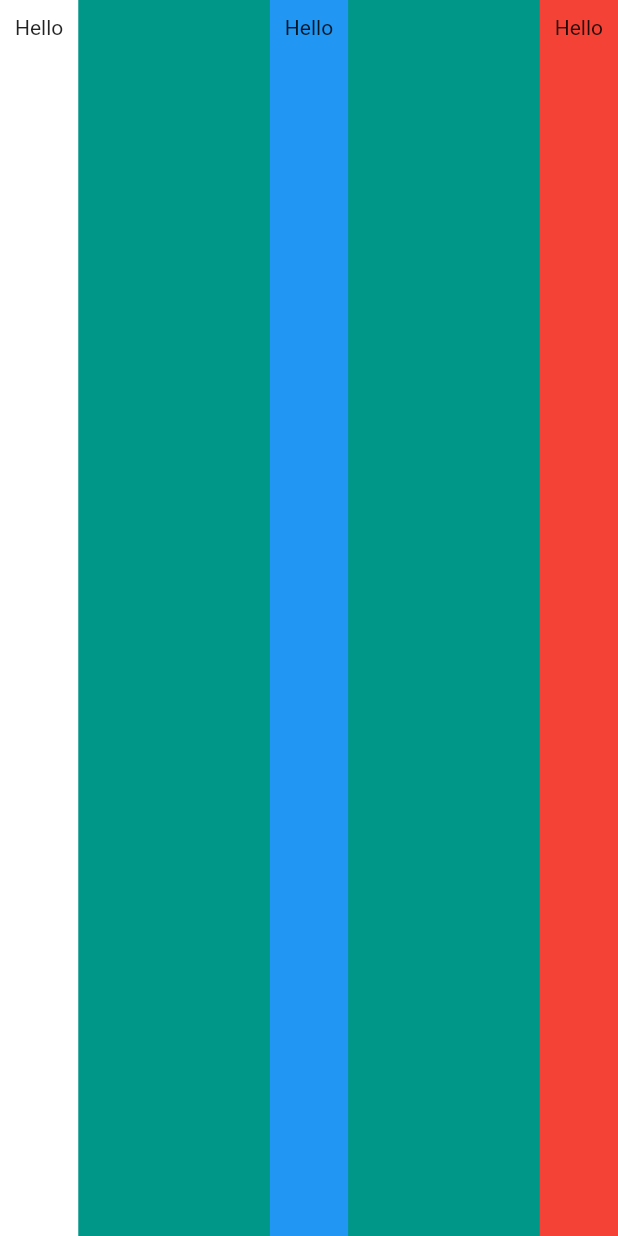
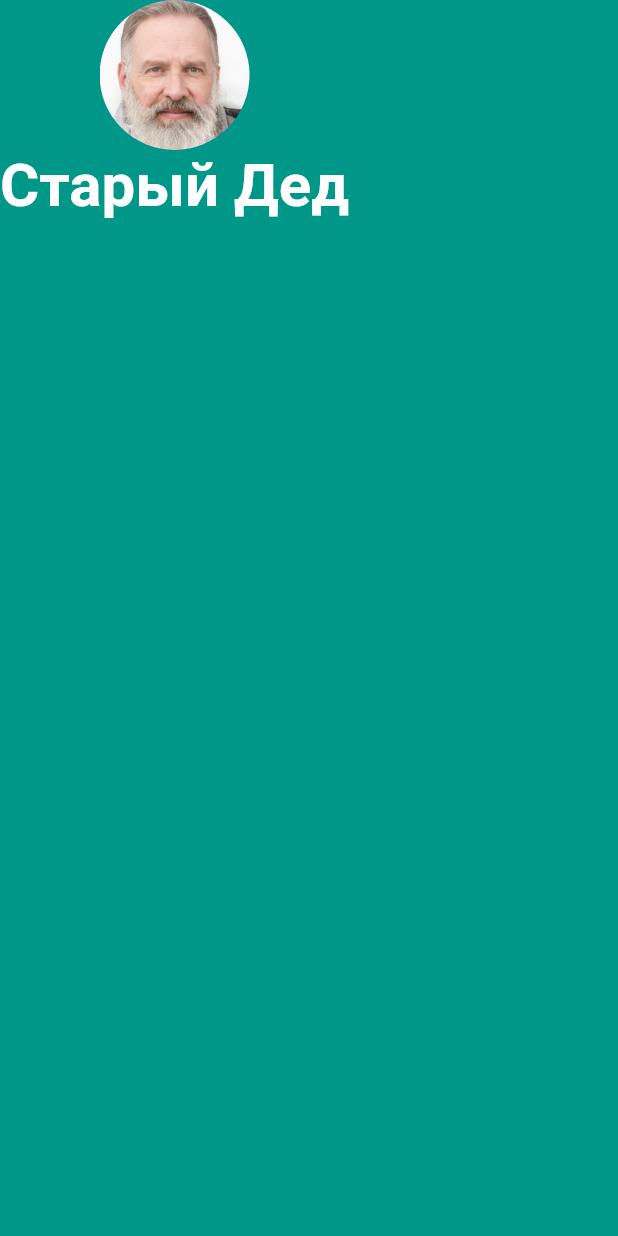
Before and after one commit to korsander/flutter-course, a Flutter app: the screen it shows after launch, on a phone screen of 412 x 824 dp. Run offline on Flutter 3.47's test engine with Material 2 defaults, Android fonts, the light colour scheme and no system bars.

Commit message:
added avatar and name

```diff
--- a/lib/main.dart
+++ b/lib/main.dart
@@ -11,24 +11,19 @@ class MyApp extends StatelessWidget {
       home: Scaffold(
         backgroundColor: Colors.teal,
         body: SafeArea(
-          child: Row(
-            crossAxisAlignment: CrossAxisAlignment.stretch,
-            mainAxisAlignment: MainAxisAlignment.spaceBetween,
+          child: Column(
             children: <Widget>[
-              Container(
-                child: Text('Hello'),
-                color: Colors.white,
-                padding: EdgeInsets.all(10.0),
+              CircleAvatar(
+                radius: 50.0,
+                backgroundImage: AssetImage('images/avatar.jpg'),
               ),
-              Container(
-                child: Text('Hello'),
-                color: Colors.blue,
-                padding: EdgeInsets.all(10.0),
-              ),
-              Container(
-                child: Text('Hello'),
-                color: Colors.red,
-                padding: EdgeInsets.all(10.0),
+              Text(
+                'Старый Дед',
+                style: TextStyle(
+                  fontSize: 40.0,
+                  color: Colors.white,
+                  fontWeight: FontWeight.bold,
+                ),
               ),
             ],
           ),
--- a/pubspec.yaml
+++ b/pubspec.yaml
@@ -37,9 +37,8 @@ flutter:
   uses-material-design: true
 
   # To add assets to your application, add an assets section, like this:
-  # assets:
-  #  - images/a_dot_burr.jpeg
-  #  - images/a_dot_ham.jpeg
+  assets:
+    - images/
 
   # An image asset can refer to one or more resolution-specific "variants", see
   # https://flutter.io/assets-and-images/#resolution-aware.
```
Also changed, not shown: images/avatar.jpg (added), pubspec.lock (added), 1 other file.
